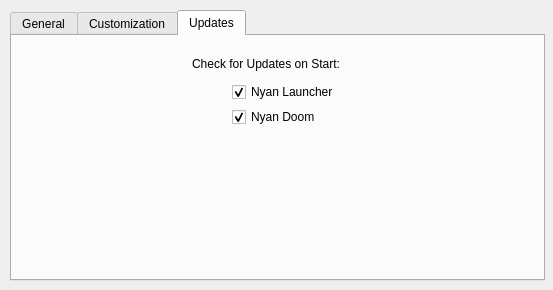
Above: src/settings.ui from andrikpowell/nyan-launcher before the change. Below: the same form after it.
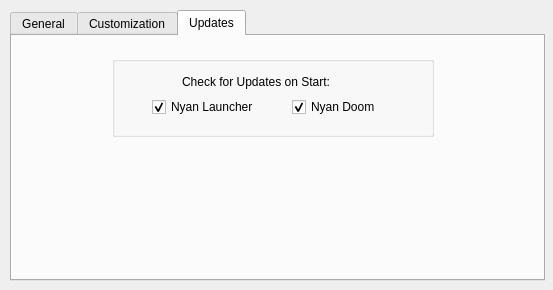
That is the form after the change. The open tabs and pages were chosen to show the change. Icons and pictures are not drawn.

What changed in the file:
```diff
--- a/src/settings.ui
+++ b/src/settings.ui
@@ -1002,11 +1002,42 @@
     <attribute name="title">
      <string>Updates</string>
     </attribute>
+    <widget class="QGroupBox" name="toggles_groupBox_4">
+     <property name="geometry">
+      <rect>
+       <x>100</x>
+       <y>20</y>
+       <width>322</width>
+       <height>81</height>
+      </rect>
+     </property>
+     <property name="title">
+      <string/>
+     </property>
+     <widget class="QCheckBox" name="updaterStartGame_checkBox">
+      <property name="geometry">
+       <rect>
+        <x>180</x>
+        <y>40</y>
+        <width>111</width>
+        <height>22</height>
+       </rect>
+      </property>
+      <property name="toolTip">
+       <string>Show Endoom screen on game exit</string>
+      </property>
+      <property name="text">
+       <string>Nyan Doom</string>
+      </property>
+      <property name="checked">
+       <bool>true</bool>
+      </property>
+     </widget>
     <widget class="QCheckBox" name="updaterStartLauncher_checkBox">
      <property name="geometry">
       <rect>
-       <x>220</x>
-       <y>45</y>
+        <x>40</x>
+        <y>40</y>
        <width>121</width>
        <height>22</height>
       </rect>
@@ -1024,8 +1055,8 @@
     <widget class="QLabel" name="label">
      <property name="geometry">
       <rect>
-       <x>180</x>
-       <y>20</y>
+        <x>70</x>
+        <y>18</y>
        <width>201</width>
        <height>16</height>
       </rect>
@@ -1034,24 +1065,6 @@
       <string>Check for Updates on Start:</string>
      </property>
     </widget>
-    <widget class="QCheckBox" name="updaterStartGame_checkBox">
-     <property name="geometry">
-      <rect>
-       <x>220</x>
-       <y>70</y>
-       <width>111</width>
-       <height>22</height>
-      </rect>
-     </property>
-     <property name="toolTip">
-      <string>Show Endoom screen on game exit</string>
-     </property>
-     <property name="text">
-      <string>Nyan Doom</string>
-     </property>
-     <property name="checked">
-      <bool>true</bool>
-     </property>
     </widget>
    </widget>
   </widget>
```
Left out of the diff: 14 changed lines with no effect on the pictures. Lines whose indentation alone changed are shown as unchanged.
